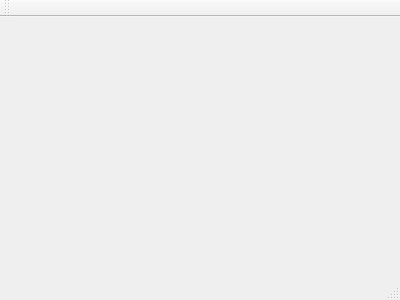
The window that src/PacManQt/mainwindow.ui (przemekBielak/PacMan-online) describes before a commit, drawn with Qt 5.
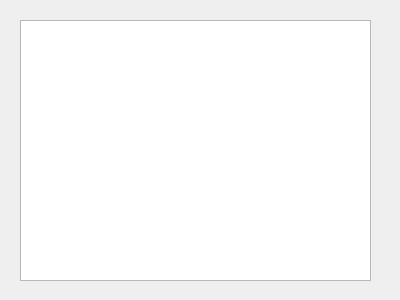
The same window after the commit.

Commit message: Added QGraphicsScene test objects.

Patch:
```diff
--- a/src/PacManQt/mainwindow.ui
+++ b/src/PacManQt/mainwindow.ui
@@ -12,13 +12,20 @@
   <property name="windowTitle" >
    <string>MainWindow</string>
   </property>
-  <widget class="QMenuBar" name="menuBar" />
-  <widget class="QToolBar" name="mainToolBar" />
-  <widget class="QWidget" name="centralWidget" />
-  <widget class="QStatusBar" name="statusBar" />
+  <widget class="QWidget" name="centralWidget">
+   <widget class="QGraphicsView" name="graphicsView">
+    <property name="geometry">
+     <rect>
+      <x>20</x>
+      <y>20</y>
+      <width>351</width>
+      <height>261</height>
+     </rect>
+    </property>
+   </widget>
+  </widget>
  </widget>
- <layoutDefault spacing="6" margin="11" />
- <pixmapfunction></pixmapfunction>
+ <layoutdefault spacing="6" margin="11"/>
  <resources/>
  <connections/>
 </ui>
```
Left out of the diff: 7 changed lines with no effect on the pictures. The commit also changes 8 other files.
